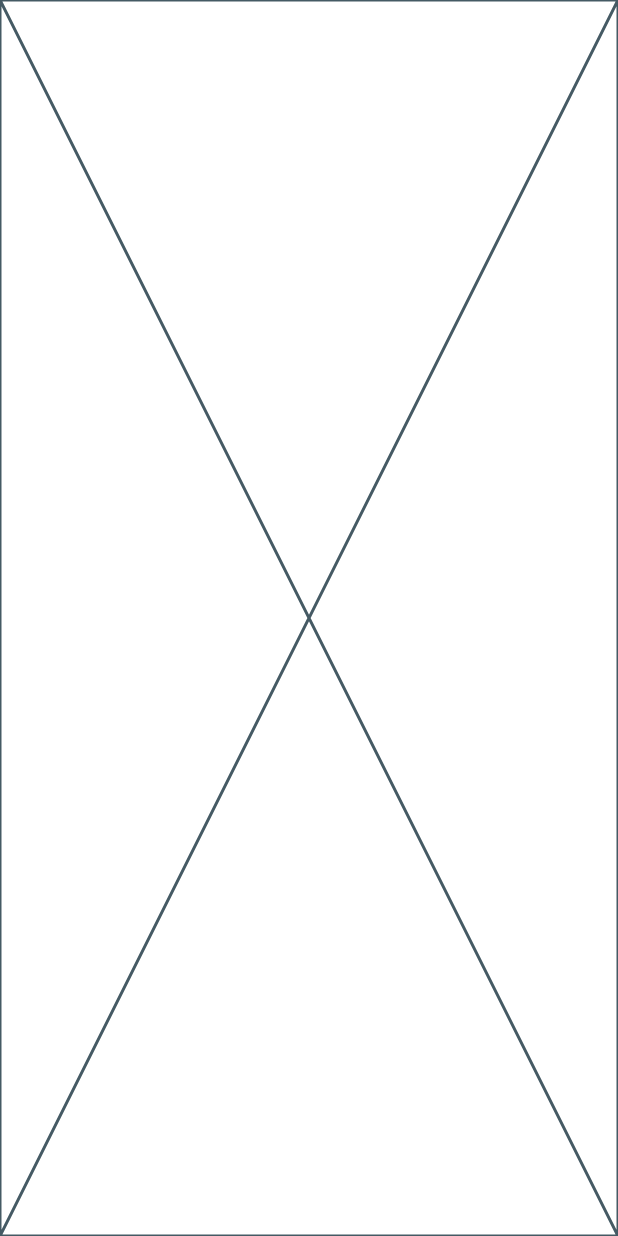
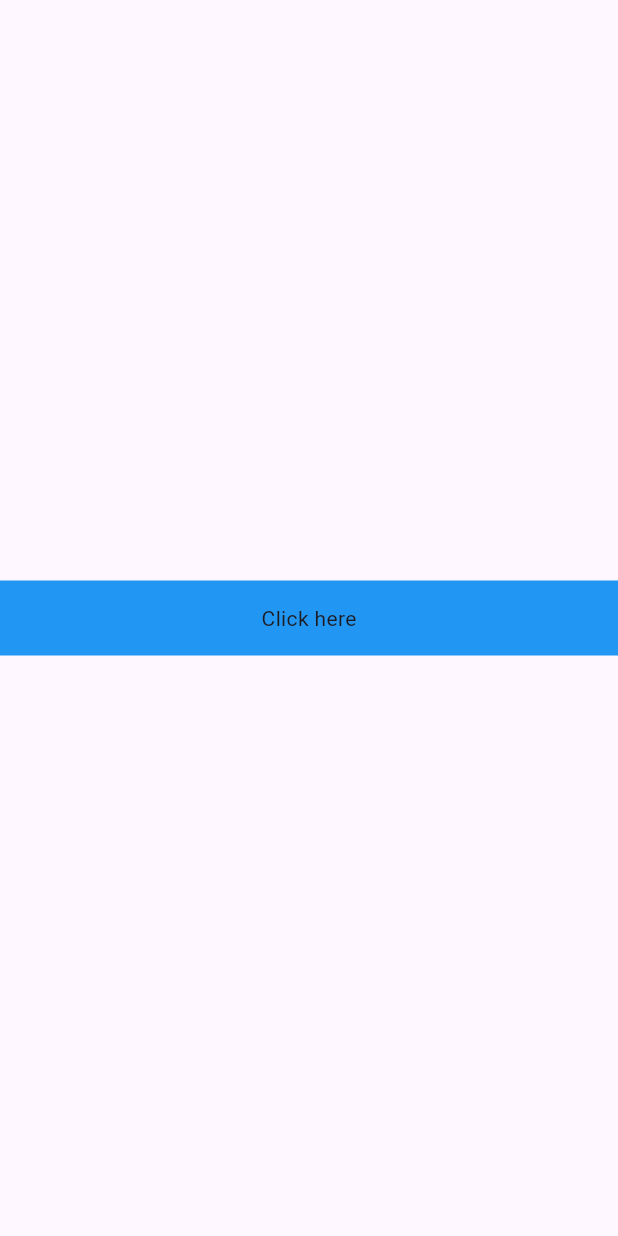
Before and after one commit to Salman-Dev336/Multi_Roles_App_Flutter, a Flutter app: the screen it shows after launch, on a phone screen of 412 x 824 dp. Run offline on Flutter 3.47's test engine with Material 3 defaults, Android fonts, the phone set to English and light mode, and no system bars; network calls fail.

Commit message:
create a button name click here

```diff
--- a/lib/login_screen.dart
+++ b/lib/login_screen.dart
@@ -10,6 +10,22 @@ class LoginScreen extends StatefulWidget {
 class _LoginScreenState extends State<LoginScreen> {
   @override
   Widget build(BuildContext context) {
-    return const Placeholder();
+    return Scaffold(
+      body: Column(
+        mainAxisAlignment: MainAxisAlignment.center,
+        crossAxisAlignment: CrossAxisAlignment.center,
+        children: [
+
+          Container(
+            height: 50,
+            width: double.infinity,
+            color: Colors.blue,
+            child: Center(
+              child: Text('Click here'),
+            ),
+          )
+        ],
+      ),
+    );
   }
 }
```
